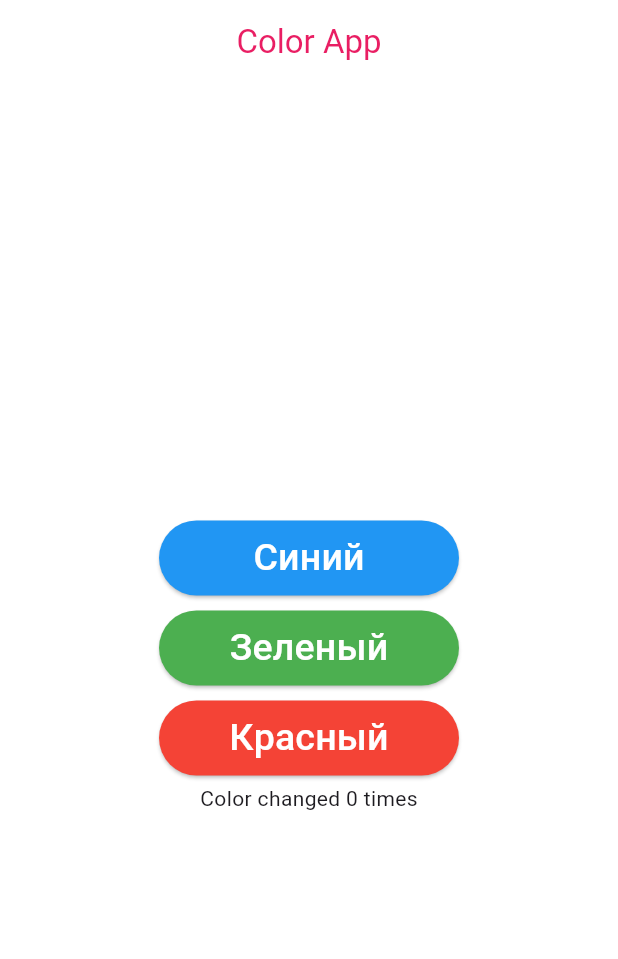
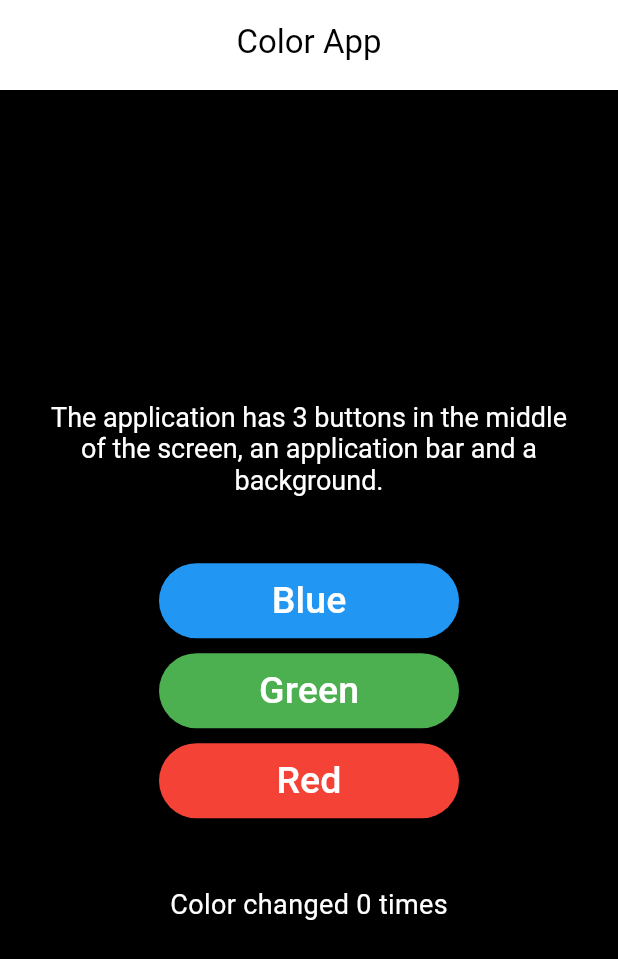
Before and after one commit to nikita-velikikh/color_app, a Flutter app: the screen it shows after launch, on a phone screen of 412 x 824 dp. Shown: the top 959 px of the screen. Run offline on Flutter 3.47's test engine with Material 3 defaults, Android fonts, the phone set to English and light mode, and no system bars.

Commit message:
create fade animation on background_color

```diff
--- a/lib/src/screens/color_screen.dart
+++ b/lib/src/screens/color_screen.dart
@@ -11,7 +11,9 @@ class ColorScreen extends StatefulWidget {
 }
 
 class _ColorScreenState extends State<ColorScreen> {
-  Color _backgroundColor = Colors.white;
+  Color _backgroundColor = Colors.black;
+  Color _AppBarColor = Colors.white;
+  Color _TextColor = Colors.white;
   static const TextStyle buttonTextStyle = TextStyle(
     color: Colors.white,
     fontSize: 25,
@@ -19,6 +21,9 @@ class _ColorScreenState extends State<ColorScreen> {
   static const Size buttonSize = Size(200, 50);
   static int counter = 0;
   void _changeColor(Color color) => setState(() => _backgroundColor = color);
+  void _changeColorAppBar(Color color) => setState(() => _AppBarColor = color);
+  void _changeColorText(Color color) => setState(() => _TextColor = color);
+  void _changeColorCounter(Color color) => setState(() => _TextColor = color);
 
   Color _changeColorRandom() {
     final Random random = Random();
@@ -30,10 +35,7 @@ class _ColorScreenState extends State<ColorScreen> {
     );
   }
 
-  void buttonAction(Color color) {
-    _changeColor(color);
-    onTapCounterIncrement();
-  }
+  void buttonAction(Color color) => _changeColor(color);
 
   void onTapCounterReset() => setState(() => counter = 0);
 
@@ -42,27 +44,53 @@ class _ColorScreenState extends State<ColorScreen> {
   @override
   Widget build(BuildContext context) {
     return GestureDetector(
-      onTap: () => _changeColor(_changeColorRandom()),
+      onTap: () {
+        _changeColor(_changeColorRandom());
+        onTapCounterIncrement();
+        _changeColorText(_changeColorRandom());
+        _changeColorCounter(_changeColorRandom());
+      },
       child: Scaffold(
         appBar: PreferredSize(
           preferredSize: Size.fromHeight(60.0),
           child: GestureDetector(
-            onTap: () => onTapCounterReset(),
+            onTap: () {
+              onTapCounterReset();
+              _changeColorAppBar(_changeColorRandom());
+            },
             child: CustomAppBar(
               appBarText: "Color App",
-              textColor: Colors.pink,
-              backgroundColor: Colors.white,
+              textColor: Colors.black,
+              backgroundColor: _AppBarColor,
               isCenterTirtle: true,
+              actions: Icon(Icons.info),
             ),
           ),
         ),
-        backgroundColor: _backgroundColor,
+        // backgroundColor: _backgroundColor,
         body: Center(
+          child: AnimatedContainer(
+            duration: Duration(seconds: 1),
+            color: _backgroundColor,
+            child: Padding(
+              padding: const EdgeInsets.all(32.0),
               child: Column(
                 mainAxisAlignment: MainAxisAlignment.center,
                 children: [
+                  GestureDetector(
+                    child: AnimatedDefaultTextStyle(
+                      duration: Duration(milliseconds: 500),
+                      curve: Curves.easeInOut,
+                      style: TextStyle(color: _TextColor, fontSize: 18),
+                      child: Text(
+                        "The application has 3 buttons in the middle of the screen, an application bar and a background.",
+                        textAlign: TextAlign.center,
+                      ),
+                    ),
+                  ),
+                  SizedBox(height: 40),
                   CustomElevatedButton(
-                buttonTitle: "Синий",
+                    buttonTitle: "Blue",
                     buttonStyle: ElevatedButton.styleFrom(
                       backgroundColor: Colors.blue,
                       minimumSize: buttonSize,
@@ -72,7 +100,7 @@ class _ColorScreenState extends State<ColorScreen> {
                     textStyle: buttonTextStyle,
                   ),
                   CustomElevatedButton(
-                buttonTitle: "Зеленый",
+                    buttonTitle: "Green",
                     buttonStyle: ElevatedButton.styleFrom(
                       backgroundColor: Colors.green,
                       minimumSize: buttonSize,
@@ -82,7 +110,7 @@ class _ColorScreenState extends State<ColorScreen> {
                     textStyle: buttonTextStyle,
                   ),
                   CustomElevatedButton(
-                buttonTitle: "Красный",
+                    buttonTitle: "Red",
                     buttonStyle: ElevatedButton.styleFrom(
                       backgroundColor: Colors.red,
                       minimumSize: buttonSize,
@@ -91,8 +119,17 @@ class _ColorScreenState extends State<ColorScreen> {
                     padding: EdgeInsets.symmetric(vertical: 5.0),
                     textStyle: buttonTextStyle,
                   ),
-              Text("Color changed $counter times"),
+                  SizedBox(height: 40),
+                  GestureDetector(
+                    onTap: () => _changeColorCounter(_changeColorRandom()),
+                    child: Text(
+                      "Color changed $counter times",
+                      style: TextStyle(color: _TextColor, fontSize: 18),
+                    ),
+                  ),
                 ],
+              ),
+            ),
           ),
         ),
       ),
--- a/lib/src/widgets/custom_app_bar.dart
+++ b/lib/src/widgets/custom_app_bar.dart
@@ -7,6 +7,7 @@ class CustomAppBar extends StatelessWidget {
     required this.textColor,
     required this.backgroundColor,
     required this.isCenterTirtle,
+    required Icon actions,
   });
 
   final String appBarText;
```
Also changed, not shown: lib/src/widgets/custom_counter.dart (added, +33 -0 lines). Lines whose indentation alone changed are shown as unchanged.
